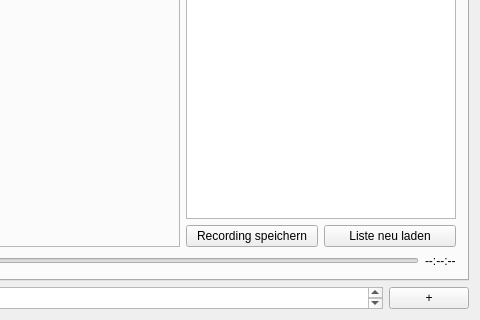
The window that gui/forms/mainwindow.ui (studnitz/octopus) describes before a commit, drawn with Qt 5; both pictures show x 431 to 911 and y 357 to 677 of the 911 by 677 pixel window.
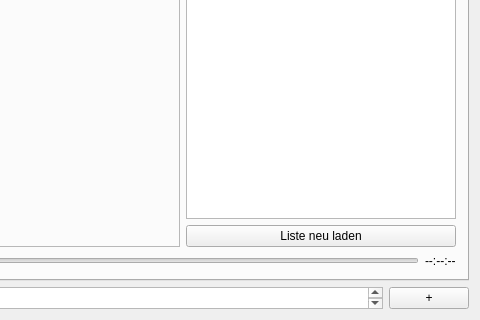
The same window after the commit.

Commit message: Remove redundant save button. Rename menu-bar "Save"-Button into "Save Recording"

The edit to the form file:
```diff
--- a/gui/forms/mainwindow.ui
+++ b/gui/forms/mainwindow.ui
@@ -344,13 +344,6 @@
               </item>
               <item>
                <layout class="QHBoxLayout" name="recordingButtons">
-                <item>
-                 <widget class="QPushButton" name="saveRecordingButton">
-                  <property name="text">
-                   <string>Recording speichern</string>
-                  </property>
-                 </widget>
-                </item>
                 <item>
                  <widget class="QPushButton" name="reloadButton">
                   <property name="text">
```
Left out of the diff: 2 changed lines with no effect on the pictures. The commit also changes 1 other file.
